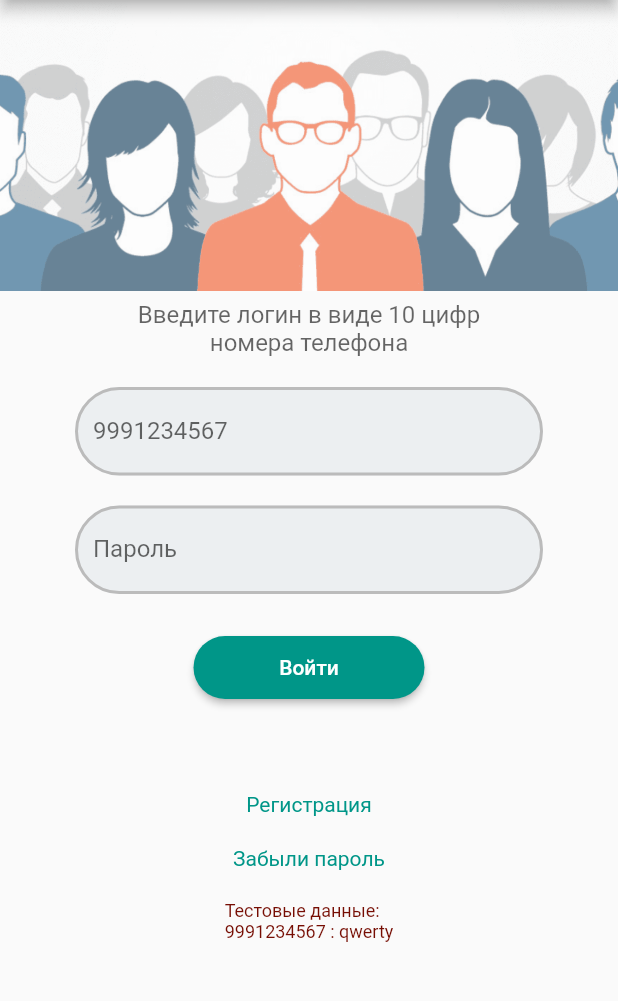
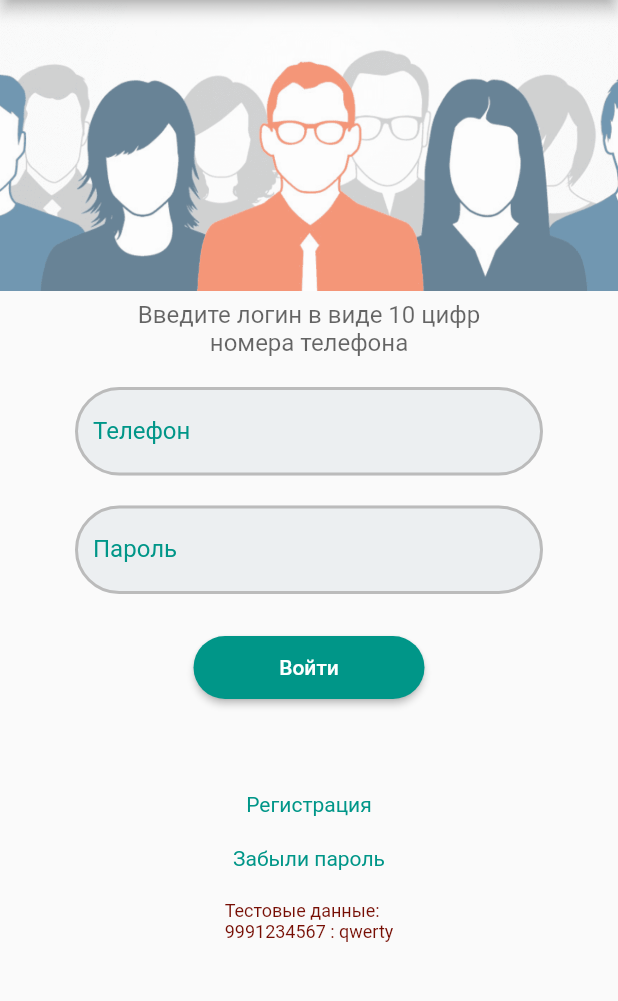
Before and after one commit to iswift-ru/finale_project, a Flutter app: the screen it shows after launch, on a phone screen of 412 x 824 dp, the part 84-1085 px from its top. Run offline on Flutter 3.47's test engine with Material 2 defaults, Android fonts, the phone set to English and light mode, and no system bars; Roboto replaces fonts that are missing (Georgia, Hing).

```diff
--- a/lib/auth.dart
+++ b/lib/auth.dart
@@ -128,11 +128,10 @@ class _AuthState extends State<Auth> {
                               focusedBorder: borderStyle,
                               errorBorder: borderStyle,
                               focusedErrorBorder: borderStyle,
-                              labelText: '9991234567',
-                              labelStyle: TextStyle(),
-                              errorStyle: TextStyle(
-                                color: Color(0xFF760D03),
-                              )),
+                              labelText: 'Телефон',
+                              labelStyle: TextStyle(color: Colors.teal),
+                              errorStyle: TextStyle(color: Color(0xFF760D03),)
+                          ),
                           onSaved: (value) {
                             if (value != null) {
                               authData.phone = value.toString();
@@ -163,10 +162,9 @@ class _AuthState extends State<Auth> {
                               errorBorder: borderStyle,
                               focusedErrorBorder: borderStyle,
                               labelText: 'Пароль',
-                              labelStyle: TextStyle(),
-                              errorStyle: TextStyle(
-                                color: Color(0xFF760D03),
-                              )),
+                              labelStyle: TextStyle(color: Colors.teal),
+                              errorStyle: TextStyle(color: Color(0xFF760D03),)
+                          ),
                           onSaved: (value) {
                             if (value != null) {
                               authData.pass = value.toString();
```
